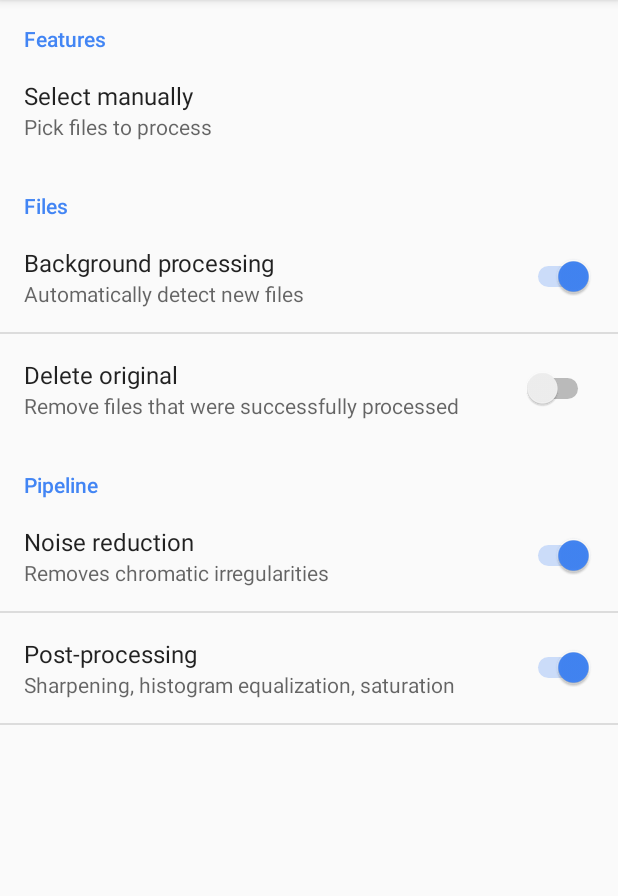
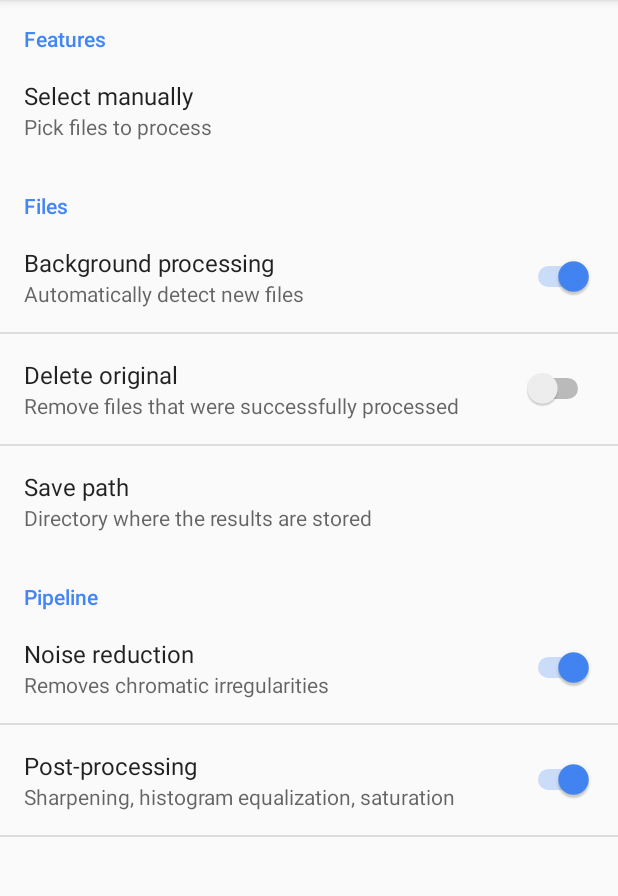
Before and after one commit to amirzaidi/DNGProcessor, an Android app: the screen it shows after launch (MainActivity), on a phone screen of 412 x 824 dp, the part 84-980 px from its top. Run offline under Robolectric (Android 15) with nearby library versions, the phone set to English and light mode, and no system bars.

Commit message:
Add option to change the save path

```diff
--- a/app/src/main/java/amirz/dngprocessor/Settings.java
+++ b/app/src/main/java/amirz/dngprocessor/Settings.java
@@ -8,6 +8,7 @@ public class Settings {
     private static final String PREF_MANUAL_SELECT = "pref_manual_select";
     private static final String PREF_BACKGROUND_PROCESS = "pref_background_process";
     private static final String PREF_DELETE_ORIGINAL = "pref_delete_original";
+    private static final String PREF_SAVE_PATH = "pref_save_path";
     private static final String PREF_NOISE_REDUCE = "pref_noise_reduce";
     private static final String PREF_POST_PROCESS = "pref_post_process";
 
@@ -34,6 +35,11 @@ public class Settings {
         return Utilities.prefs(context).getBoolean(PREF_DELETE_ORIGINAL, false);
     }
 
+    public static String savePath(Context context) {
+        return Utilities.prefs(context).getString(PREF_SAVE_PATH,
+                context.getString(R.string.pref_save_path_default));
+    }
+
     public static boolean noiseReduce(Context context) {
         return Utilities.prefs(context).getBoolean(PREF_NOISE_REDUCE, true);
     }
--- a/app/src/main/res/values/strings.xml
+++ b/app/src/main/res/values/strings.xml
@@ -10,6 +10,9 @@
     <string name="pref_background_process_desc">Automatically detect new files</string>
     <string name="pref_delete_original_title">Delete original</string>
     <string name="pref_delete_original_desc">Remove files that were successfully processed</string>
+    <string name="pref_save_path_title">Save path</string>
+    <string name="pref_save_path_desc">Directory where the results are stored</string>
+    <string name="pref_save_path_default">DCIM/Processed</string>
 
     <string name="category_pipeline">Pipeline</string>
     <string name="pref_noise_reduce_title">Noise reduction</string>
--- a/app/src/main/res/xml/preferences.xml
+++ b/app/src/main/res/xml/preferences.xml
@@ -24,6 +24,12 @@
             android:summary="@string/pref_delete_original_desc"
             android:defaultValue="false" />
 
+        <EditTextPreference
+            android:key="pref_save_path"
+            android:title="@string/pref_save_path_title"
+            android:summary="@string/pref_save_path_desc"
+            android:defaultValue="@string/pref_save_path_default" />
+
     </PreferenceCategory>
 
     <PreferenceCategory android:title="@string/category_pipeline">
```
Also changed, not shown: app/src/main/java/amirz/dngprocessor/Path.java (+7 -8 lines), app/src/main/java/amirz/dngprocessor/parser/DngParser.java (+1 -9 lines).
